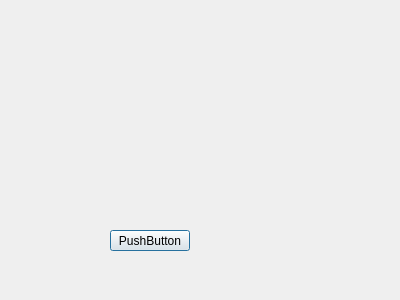
Before: the Qt Designer form NMS_Crafting/ajouterrecette.ui in Chucky2401/nms-crafting-tool, drawn with Qt 5.
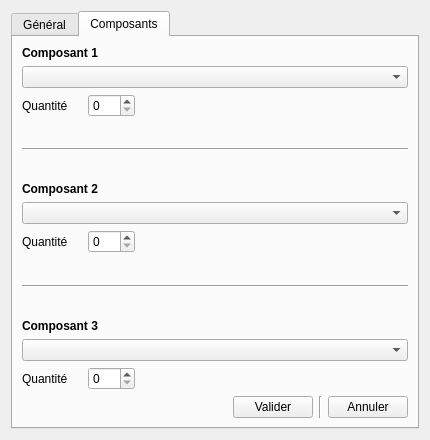
After: the same form once the commit is applied. The open tabs and pages were chosen to show the change. Icons and pictures are not drawn.

Diff of the .ui file:
```diff
--- a/NMS_Crafting/ajouterrecette.ui
+++ b/NMS_Crafting/ajouterrecette.ui
@@ -6,26 +6,567 @@
    <rect>
     <x>0</x>
     <y>0</y>
-    <width>400</width>
-    <height>300</height>
+    <width>430</width>
+    <height>440</height>
    </rect>
   </property>
+  <property name="minimumSize">
+   <size>
+    <width>430</width>
+    <height>440</height>
+   </size>
+  </property>
   <property name="windowTitle">
    <string>Ajouter une recette</string>
   </property>
-  <widget class="QPushButton" name="pushButton">
-   <property name="geometry">
-    <rect>
-     <x>110</x>
-     <y>230</y>
-     <width>80</width>
-     <height>21</height>
-    </rect>
-   </property>
-   <property name="text">
-    <string>PushButton</string>
-   </property>
-  </widget>
+  <layout class="QGridLayout" name="gridLayout_2">
+   <item row="0" column="0">
+    <widget class="QTabWidget" name="tabWidget">
+     <property name="tabShape">
+      <enum>QTabWidget::Rounded</enum>
+     </property>
+     <property name="currentIndex">
+      <number>0</number>
+     </property>
+     <widget class="QWidget" name="tabGeneral">
+      <attribute name="icon">
+       <iconset resource="icones.qrc">
+        <normaloff>:/mainPage_24.png</normaloff>:/mainPage_24.png</iconset>
+      </attribute>
+      <attribute name="title">
+       <string>Général</string>
+      </attribute>
+      <layout class="QGridLayout" name="gridLayout">
+       <item row="0" column="0">
+        <layout class="QHBoxLayout" name="hlTitre">
+         <item>
+          <widget class="QLabel" name="lTitre">
+           <property name="minimumSize">
+            <size>
+             <width>91</width>
+             <height>0</height>
+            </size>
+           </property>
+           <property name="text">
+            <string>Titre</string>
+           </property>
+          </widget>
+         </item>
+         <item>
+          <widget class="QLineEdit" name="leTitre">
+           <property name="maxLength">
+            <number>50</number>
+           </property>
+           <property name="placeholderText">
+            <string>Poussière de Ferrite</string>
+           </property>
+          </widget>
+         </item>
+         <item>
+          <widget class="QLabel" name="lNbCaractereTitre">
+           <property name="text">
+            <string>0/50</string>
+           </property>
+          </widget>
+         </item>
+        </layout>
+       </item>
+       <item row="1" column="0">
+        <layout class="QHBoxLayout" name="hlSousTitre">
+         <item>
+          <widget class="QLabel" name="lSousTitre">
+           <property name="minimumSize">
+            <size>
+             <width>91</width>
+             <height>0</height>
+            </size>
+           </property>
+           <property name="text">
+            <string>Sous-Titre</string>
+           </property>
+          </widget>
+         </item>
+         <item>
+          <widget class="QLineEdit" name="leSousTitre">
+           <property name="maxLength">
+            <number>50</number>
+           </property>
+           <property name="placeholderText">
+            <string>Avec Metal Rouillé</string>
+           </property>
+          </widget>
+         </item>
+         <item>
+          <widget class="QLabel" name="lNbCarSousTitre">
+           <property name="text">
+            <string>0/50</string>
+           </property>
+          </widget>
+         </item>
+        </layout>
+       </item>
+       <item row="2" column="0">
+        <layout class="QHBoxLayout" name="hlQteObtenu">
+         <item>
+          <widget class="QLabel" name="lQteObtenu">
+           <property name="text">
+            <string>Quantitée obtenue</string>
+           </property>
+          </widget>
+         </item>
+         <item>
+          <widget class="QSpinBox" name="sbQteObtenu">
+           <property name="prefix">
+            <string/>
+           </property>
+           <property name="minimum">
+            <number>1</number>
+           </property>
+           <property name="maximum">
+            <number>5</number>
+           </property>
+          </widget>
+         </item>
+         <item>
+          <spacer name="horizontalSpacer_2">
+           <property name="orientation">
+            <enum>Qt::Horizontal</enum>
+           </property>
+           <property name="sizeHint" stdset="0">
+            <size>
+             <width>40</width>
+             <height>20</height>
+            </size>
+           </property>
+          </spacer>
+         </item>
+        </layout>
+       </item>
+       <item row="3" column="0">
+        <layout class="QVBoxLayout" name="vlDescription">
+         <item>
+          <widget class="QLabel" name="lDescription">
+           <property name="text">
+            <string>Description</string>
+           </property>
+           <property name="alignment">
+            <set>Qt::AlignLeading|Qt::AlignLeft|Qt::AlignVCenter</set>
+           </property>
+          </widget>
+         </item>
+         <item>
+          <widget class="QTextEdit" name="teDescription">
+           <property name="acceptRichText">
+            <bool>false</bool>
+           </property>
+           <property name="placeholderText">
+            <string>Faire de la poussière de Ferrite avec du Metal Rouillé</string>
+           </property>
+          </widget>
+         </item>
+        </layout>
+       </item>
+       <item row="4" column="0">
+        <layout class="QVBoxLayout" name="vlIconeGlobal">
+         <item>
+          <widget class="QLabel" name="label_7">
+           <property name="text">
+            <string>Icône</string>
+           </property>
+          </widget>
+         </item>
+         <item>
+          <layout class="QHBoxLayout" name="hlImage">
+           <item>
+            <widget class="QLabel" name="imageRecette">
+             <property name="minimumSize">
+              <size>
+               <width>100</width>
+               <height>100</height>
+              </size>
+             </property>
+             <property name="maximumSize">
+              <size>
+               <width>100</width>
+               <height>100</height>
+              </size>
+             </property>
+             <property name="frameShape">
+              <enum>QFrame::Box</enum>
+             </property>
+             <property name="text">
+              <string/>
+             </property>
+            </widget>
+           </item>
+          </layout>
+         </item>
+         <item>
+          <layout class="QHBoxLayout" name="hlChoixFichierImage">
+           <item>
+            <widget class="QPushButton" name="pbSelectImage">
+             <property name="text">
+              <string>Rechercher</string>
+             </property>
+            </widget>
+           </item>
+           <item>
+            <widget class="QLineEdit" name="leFilePath">
+             <property name="enabled">
+              <bool>false</bool>
+             </property>
+             <property name="readOnly">
+              <bool>true</bool>
+             </property>
+            </widget>
+           </item>
+          </layout>
+         </item>
+        </layout>
+       </item>
+       <item row="5" column="0">
+        <layout class="QHBoxLayout" name="hlBoutonGeneral">
+         <item>
+          <spacer name="horizontalSpacer">
+           <property name="orientation">
+            <enum>Qt::Horizontal</enum>
+           </property>
+           <property name="sizeHint" stdset="0">
+            <size>
+             <width>40</width>
+             <height>20</height>
+            </size>
+           </property>
+          </spacer>
+         </item>
+         <item>
+          <widget class="QPushButton" name="pbValiderGeneral">
+           <property name="text">
+            <string>Valider</string>
+           </property>
+          </widget>
+         </item>
+         <item>
+          <widget class="Line" name="line_3">
+           <property name="orientation">
+            <enum>Qt::Vertical</enum>
+           </property>
+          </widget>
+         </item>
+         <item>
+          <widget class="QPushButton" name="pbCancelGeneral">
+           <property name="text">
+            <string>Annuler</string>
+           </property>
+          </widget>
+         </item>
+        </layout>
+       </item>
+      </layout>
+     </widget>
+     <widget class="QWidget" name="tabComposant">
+      <attribute name="icon">
+       <iconset resource="icones.qrc">
+        <normaloff>:/details_24.png</normaloff>:/details_24.png</iconset>
+      </attribute>
+      <attribute name="title">
+       <string>Composants</string>
+      </attribute>
+      <layout class="QGridLayout" name="gridLayout_3">
+       <item row="8" column="0">
+        <layout class="QVBoxLayout" name="vlComposant3">
+         <item>
+          <widget class="QLabel" name="lComposant3">
+           <property name="font">
+            <font>
+             <weight>75</weight>
+             <italic>false</italic>
+             <bold>true</bold>
+             <kerning>true</kerning>
+            </font>
+           </property>
+           <property name="text">
+            <string>Composant 3</string>
+           </property>
+          </widget>
+         </item>
+         <item>
+          <widget class="QComboBox" name="cbComposant3"/>
+         </item>
+         <item>
+          <layout class="QHBoxLayout" name="hlQteComposant3">
+           <item>
+            <widget class="QLabel" name="lQteComposant3">
+             <property name="minimumSize">
+              <size>
+               <width>60</width>
+               <height>0</height>
+              </size>
+             </property>
+             <property name="text">
+              <string>Quantité</string>
+             </property>
+            </widget>
+           </item>
+           <item>
+            <widget class="QSpinBox" name="sbQteComposant3">
+             <property name="cursor">
+              <cursorShape>SizeVerCursor</cursorShape>
+             </property>
+             <property name="maximum">
+              <number>999</number>
+             </property>
+            </widget>
+           </item>
+           <item>
+            <spacer name="horizontalSpacer_5">
+             <property name="orientation">
+              <enum>Qt::Horizontal</enum>
+             </property>
+             <property name="sizeHint" stdset="0">
+              <size>
+               <width>40</width>
+               <height>20</height>
+              </size>
+             </property>
+            </spacer>
+           </item>
+          </layout>
+         </item>
+        </layout>
+       </item>
+       <item row="9" column="0">
+        <layout class="QHBoxLayout" name="hlBoutonComposant">
+         <item>
+          <spacer name="horizontalSpacer_6">
+           <property name="orientation">
+            <enum>Qt::Horizontal</enum>
+           </property>
+           <property name="sizeHint" stdset="0">
+            <size>
+             <width>40</width>
+             <height>20</height>
+            </size>
+           </property>
+          </spacer>
+         </item>
+         <item>
+          <widget class="QPushButton" name="pbValiderComposant">
+           <property name="text">
+            <string>Valider</string>
+           </property>
+          </widget>
+         </item>
+         <item>
+          <widget class="Line" name="line_4">
+           <property name="orientation">
+            <enum>Qt::Vertical</enum>
+           </property>
+          </widget>
+         </item>
+         <item>
+          <widget class="QPushButton" name="pbCancelComposant">
+           <property name="text">
+            <string>Annuler</string>
+           </property>
+          </widget>
+         </item>
+        </layout>
+       </item>
+       <item row="4" column="0">
+        <layout class="QVBoxLayout" name="vlComposant2">
+         <item>
+          <widget class="QLabel" name="lComposant2">
+           <property name="font">
+            <font>
+             <weight>75</weight>
+             <bold>true</bold>
+            </font>
+           </property>
+           <property name="text">
+            <string>Composant 2</string>
+           </property>
+          </widget>
+         </item>
+         <item>
+          <widget class="QComboBox" name="cbComposant2"/>
+         </item>
+         <item>
+          <layout class="QHBoxLayout" name="hlQtComposant2">
+           <item>
+            <widget class="QLabel" name="lQteComposant2">
+             <property name="minimumSize">
+              <size>
+               <width>60</width>
+               <height>0</height>
+              </size>
+             </property>
+             <property name="text">
+              <string>Quantité</string>
+             </property>
+            </widget>
+           </item>
+           <item>
+            <widget class="QSpinBox" name="sbQteComposant2">
+             <property name="cursor">
+              <cursorShape>SizeVerCursor</cursorShape>
+             </property>
+             <property name="maximum">
+              <number>999</number>
+             </property>
+            </widget>
+           </item>
+           <item>
+            <spacer name="horizontalSpacer_4">
+             <property name="orientation">
+              <enum>Qt::Horizontal</enum>
+             </property>
+             <property name="sizeHint" stdset="0">
+              <size>
+               <width>40</width>
+               <height>20</height>
+              </size>
+             </property>
+            </spacer>
+           </item>
+          </layout>
+         </item>
+        </layout>
+       </item>
+       <item row="2" column="0">
+        <widget class="Line" name="line">
+         <property name="orientation">
+          <enum>Qt::Horizontal</enum>
+         </property>
+        </widget>
+       </item>
+       <item row="3" column="0">
+        <spacer name="verticalSpacer_3">
+         <property name="orientation">
+          <enum>Qt::Vertical</enum>
+         </property>
+         <property name="sizeHint" stdset="0">
+          <size>
+           <width>20</width>
+           <height>40</height>
+          </size>
+         </property>
+        </spacer>
+       </item>
+       <item row="5" column="0">
+        <spacer name="verticalSpacer_4">
+         <property name="orientation">
+          <enum>Qt::Vertical</enum>
+         </property>
+         <property name="sizeHint" stdset="0">
+          <size>
+           <width>20</width>
+           <height>40</height>
+          </size>
+         </property>
+        </spacer>
+       </item>
+       <item row="0" column="0">
+        <layout class="QVBoxLayout" name="vlComposant1">
+         <item>
+          <widget class="QLabel" name="label">
+           <property name="font">
+            <font>
+             <weight>75</weight>
+             <bold>true</bold>
+            </font>
+           </property>
+           <property name="text">
+            <string>Composant 1</string>
+           </property>
+           <property name="textFormat">
+            <enum>Qt::RichText</enum>
+           </property>
+          </widget>
+         </item>
+         <item>
+          <widget class="QComboBox" name="cbComposant1"/>
+         </item>
+         <item>
+          <layout class="QHBoxLayout" name="hlQt1">
+           <item>
+            <widget class="QLabel" name="lQteComposant1">
+             <property name="minimumSize">
+              <size>
+               <width>60</width>
+               <height>0</height>
+              </size>
+             </property>
+             <property name="text">
+              <string>Quantité</string>
+             </property>
+            </widget>
+           </item>
+           <item>
+            <widget class="QSpinBox" name="sbQteComposant1">
+             <property name="cursor">
+              <cursorShape>SizeVerCursor</cursorShape>
+             </property>
+             <property name="maximum">
+              <number>999</number>
+             </property>
+            </widget>
+           </item>
+           <item>
+            <spacer name="horizontalSpacer_3">
+             <property name="orientation">
+              <enum>Qt::Horizontal</enum>
+             </property>
+             <property name="sizeHint" stdset="0">
+              <size>
+               <width>40</width>
+               <height>20</height>
+              </size>
+             </property>
+            </spacer>
+           </item>
+          </layout>
+         </item>
+        </layout>
+       </item>
+       <item row="6" column="0">
+        <widget class="Line" name="line_2">
+         <property name="orientation">
+          <enum>Qt::Horizontal</enum>
+         </property>
+        </widget>
+       </item>
+       <item row="1" column="0">
+        <spacer name="verticalSpacer_2">
+         <property name="orientation">
+          <enum>Qt::Vertical</enum>
+         </property>
+         <property name="sizeHint" stdset="0">
+          <size>
+           <width>20</width>
+           <height>40</height>
+          </size>
+         </property>
+        </spacer>
+       </item>
+       <item row="7" column="0">
+        <spacer name="verticalSpacer_5">
+         <property name="orientation">
+          <enum>Qt::Vertical</enum>
+         </property>
+         <property name="sizeHint" stdset="0">
+          <size>
+           <width>20</width>
+           <height>40</height>
+          </size>
+         </property>
+        </spacer>
+       </item>
+      </layout>
+     </widget>
+    </widget>
+   </item>
+  </layout>
  </widget>
  <resources/>
  <connections>
```
Left out of the diff: 26 changed lines with no effect on the pictures.
